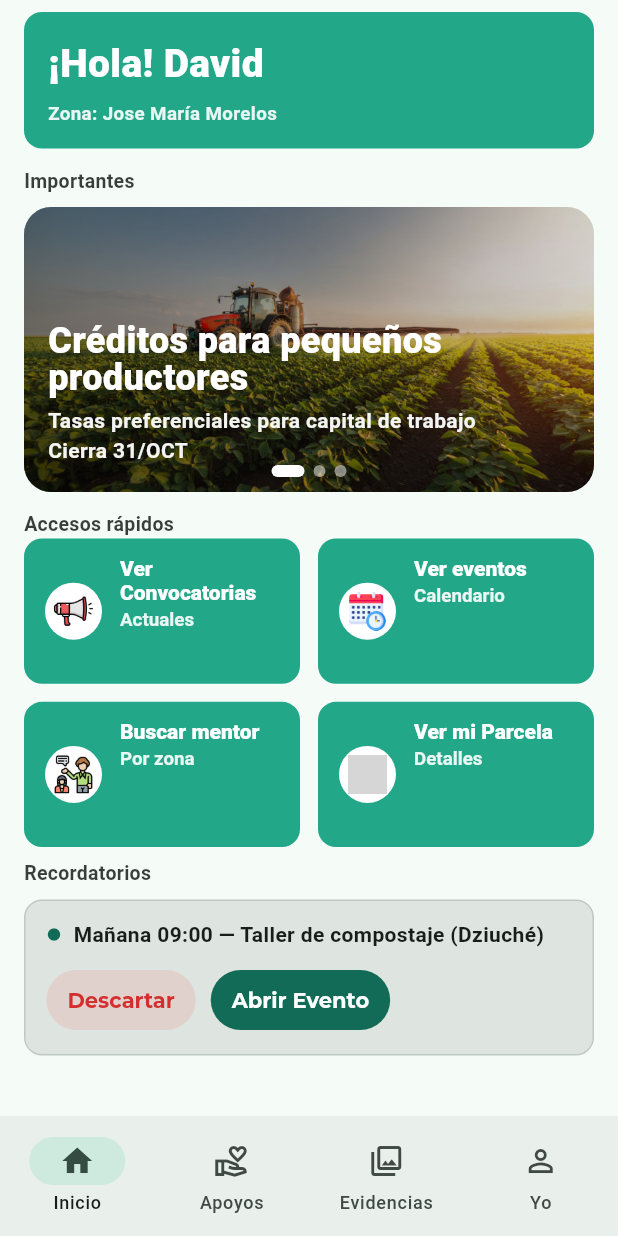
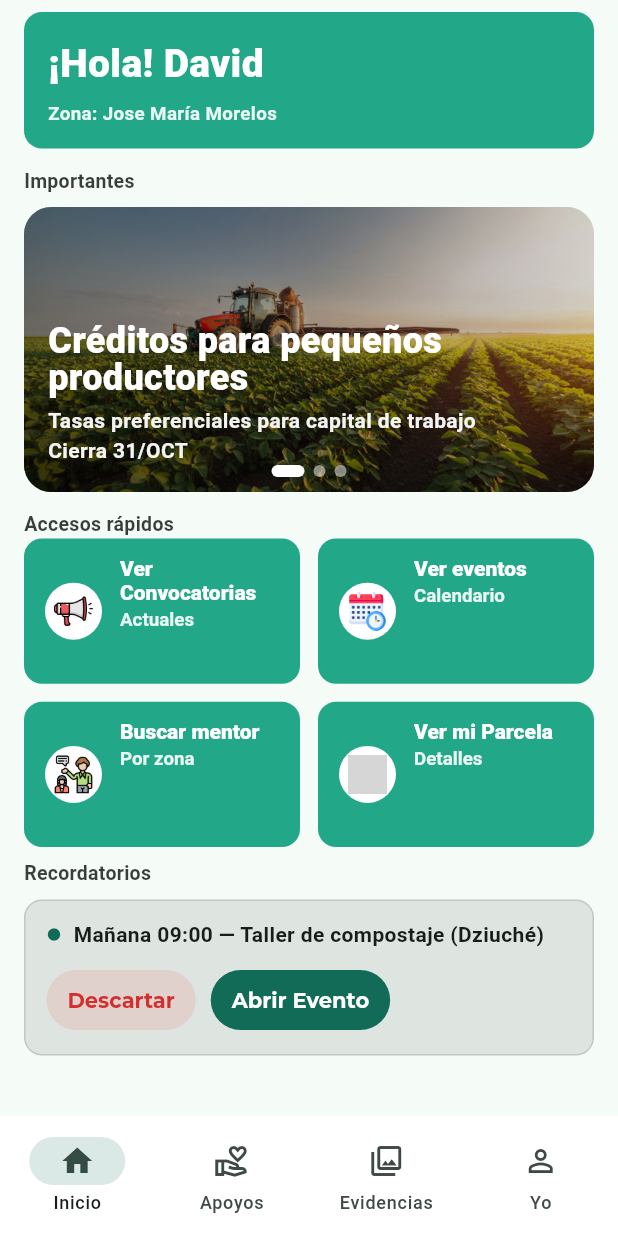
Before and after one commit to HazielDev12/agroconecta, a Flutter app: the HomePage screen opened by its route, on a phone screen of 412 x 824 dp. Run offline on Flutter 3.47's test engine with Material 3 defaults, Android fonts, the phone set to English and light mode, and no system bars; our stand-ins replace dio, flutter_dotenv, flutter_riverpod, flutter_svg, formz, go_router and 3 more; accounts and stored records are empty; project files that could hold a hidden picture were left out; grey boxes are pictures that could not be loaded.

Commit message:
bottom_nav agregado

```diff
--- a/lib/features/products/presentation/screens/home_page.dart
+++ b/lib/features/products/presentation/screens/home_page.dart
@@ -7,6 +7,7 @@ import 'package:flutter/material.dart';
 import 'package:go_router/go_router.dart';
 
 // ========= NUEVO: usa las mismas destacadas que convocatorias.dart =========
+import '../../../shared/shared.dart';
 import 'convocatoria_card.dart';
 import 'convocatoria_data.dart';
 
@@ -124,17 +125,20 @@ class _HomePageState extends State<HomePage> {
                       PageView.builder(
                         controller: _pageCtrl,
                         onPageChanged: (i) => setState(() => _current = i),
-                        itemCount: featured.isNotEmpty ? featured.length : 0, // NUEVO
+                        itemCount: featured.isNotEmpty
+                            ? featured.length
+                            : 0, // NUEVO
                         itemBuilder: (_, i) {
                           final c = featured[i];
                           return GestureDetector(
                             onTap: () => context.go('/convocatorias'), // NUEVO
-                            child: ConvocatoriaHeroCard(c: c),          // NUEVO
+                            child: ConvocatoriaHeroCard(c: c), // NUEVO
                           );
                         },
                       ),
                       // Dots
-                      if (featured.isNotEmpty) // NUEVO: evita error si lista vacía
+                      if (featured
+                          .isNotEmpty) // NUEVO: evita error si lista vacía
                         Positioned(
                           bottom: 10,
                           left: 0,
@@ -145,7 +149,9 @@ class _HomePageState extends State<HomePage> {
                               final isActive = i == _current;
                               return AnimatedContainer(
                                 duration: const Duration(milliseconds: 200),
-                                margin: const EdgeInsets.symmetric(horizontal: 3),
+                                margin: const EdgeInsets.symmetric(
+                                  horizontal: 3,
+                                ),
                                 width: isActive ? 22 : 8,
                                 height: 8,
                                 decoration: BoxDecoration(
@@ -224,47 +230,7 @@ class _HomePageState extends State<HomePage> {
         ),
 
         // --- Bottom Nav (placeholder, opcional si ya tienes tu Shell) ---
-        bottomNavigationBar: NavigationBar(
-          selectedIndex: 0,
-          onDestinationSelected: (index) {
-            switch (index) {
-              case 0:
-                context.go('/home'); // Inicio
-                break;
-              case 1:
-                context.go('/apoyos'); // Apoyos
-                break;
-              case 2:
-                context.go('/evidencias'); // Evidencias
-                break;
-              case 3:
-                context.go('/perfil'); // Perfil
-                break;
-            }
-          },
-          destinations: const [
-            NavigationDestination(
-              icon: Icon(Icons.home_outlined),
-              selectedIcon: Icon(Icons.home),
-              label: 'Inicio',
-            ),
-            NavigationDestination(
-              icon: Icon(Icons.volunteer_activism_outlined),
-              selectedIcon: Icon(Icons.volunteer_activism),
-              label: 'Apoyos',
-            ),
-            NavigationDestination(
-              icon: Icon(Icons.photo_library_outlined),
-              selectedIcon: Icon(Icons.photo_library),
-              label: 'Evidencias',
-            ),
-            NavigationDestination(
-              icon: Icon(Icons.person_outline),
-              selectedIcon: Icon(Icons.person),
-              label: 'Yo',
-            ),
-          ],
-        ),
+        bottomNavigationBar: const BottomNavBarAgro(),
       ),
     );
   }
@@ -522,8 +488,10 @@ class _ReminderCard extends StatelessWidget {
                 style: FilledButton.styleFrom(
                   backgroundColor: Colors.red.withValues(alpha: .12),
                   foregroundColor: Colors.red.shade700,
-                  padding:
-                      const EdgeInsets.symmetric(horizontal: 14, vertical: 10),
+                  padding: const EdgeInsets.symmetric(
+                    horizontal: 14,
+                    vertical: 10,
+                  ),
                   shape: const StadiumBorder(),
                 ),
                 onPressed: onDismiss,
@@ -534,8 +502,10 @@ class _ReminderCard extends StatelessWidget {
                 style: FilledButton.styleFrom(
                   backgroundColor: cs.primary,
                   foregroundColor: cs.onPrimary,
-                  padding:
-                      const EdgeInsets.symmetric(horizontal: 14, vertical: 10),
+                  padding: const EdgeInsets.symmetric(
+                    horizontal: 14,
+                    vertical: 10,
+                  ),
                   shape: const StadiumBorder(),
                 ),
                 onPressed: onOpen,
--- a/lib/features/products/presentation/screens/screens.dart
+++ b/lib/features/products/presentation/screens/screens.dart
@@ -5,3 +5,4 @@ export 'not_found.dart';
 export 'parcela_page.dart';
 export 'parcela_detail_page.dart';
 export 'convocatoria_data.dart';
+export 'profile_screen.dart';
--- /dev/null
+++ b/lib/features/shared/widgets/bottom_nav.dart
@@ -0,0 +1,60 @@
+import 'package:flutter/material.dart';
+import 'package:go_router/go_router.dart';
+
+/// Barra de navegación inferior reutilizable.
+/// - Detecta automáticamente la pestaña activa a partir de la URL.
+/// - Navega con `context.go()` para evitar apilar rutas.
+/// - Úsala como `bottomNavigationBar: const BottomNavBarAgro()`.
+class BottomNavBarAgro extends StatelessWidget {
+  const BottomNavBarAgro({super.key});
+
+  static const _tabs = <String>['/home', '/apoyos', '/evidencias', '/perfil'];
+
+  /// Mapea la ubicación actual a índice.
+  int _indexForLocation(String loc) {
+    if (loc.startsWith('/apoyos')) return 1;
+    if (loc.startsWith('/evidencias')) return 2;
+    if (loc.startsWith('/perfil')) return 3;
+    return 0; // default: home
+  }
+
+  @override
+  Widget build(BuildContext context) {
+    final loc = GoRouterState.of(context).uri.toString();
+    final selected = _indexForLocation(loc);
+    final cs = Theme.of(context).colorScheme;
+
+    return NavigationBar(
+      backgroundColor: Colors.white,
+      indicatorColor: cs.primary.withValues(alpha: 0.15),
+      surfaceTintColor: Colors.transparent,
+      selectedIndex: selected,
+      onDestinationSelected: (i) {
+        if (i == selected) return; // evita navegar si ya estás en esa pestaña
+        context.go(_tabs[i]);
+      },
+      destinations: const [
+        NavigationDestination(
+          icon: Icon(Icons.home_outlined),
+          selectedIcon: Icon(Icons.home),
+          label: 'Inicio',
+        ),
+        NavigationDestination(
+          icon: Icon(Icons.volunteer_activism_outlined),
+          selectedIcon: Icon(Icons.volunteer_activism),
+          label: 'Apoyos',
+        ),
+        NavigationDestination(
+          icon: Icon(Icons.photo_library_outlined),
+          selectedIcon: Icon(Icons.photo_library),
+          label: 'Evidencias',
+        ),
+        NavigationDestination(
+          icon: Icon(Icons.person_outline),
+          selectedIcon: Icon(Icons.person),
+          label: 'Yo',
+        ),
+      ],
+    );
+  }
+}
--- a/lib/features/shared/widgets/widgets.dart
+++ b/lib/features/shared/widgets/widgets.dart
@@ -1,2 +1,3 @@
 export 'custom_text_form_field.dart';
 export 'custom_filled_button.dart';
+export 'bottom_nav.dart';
```
